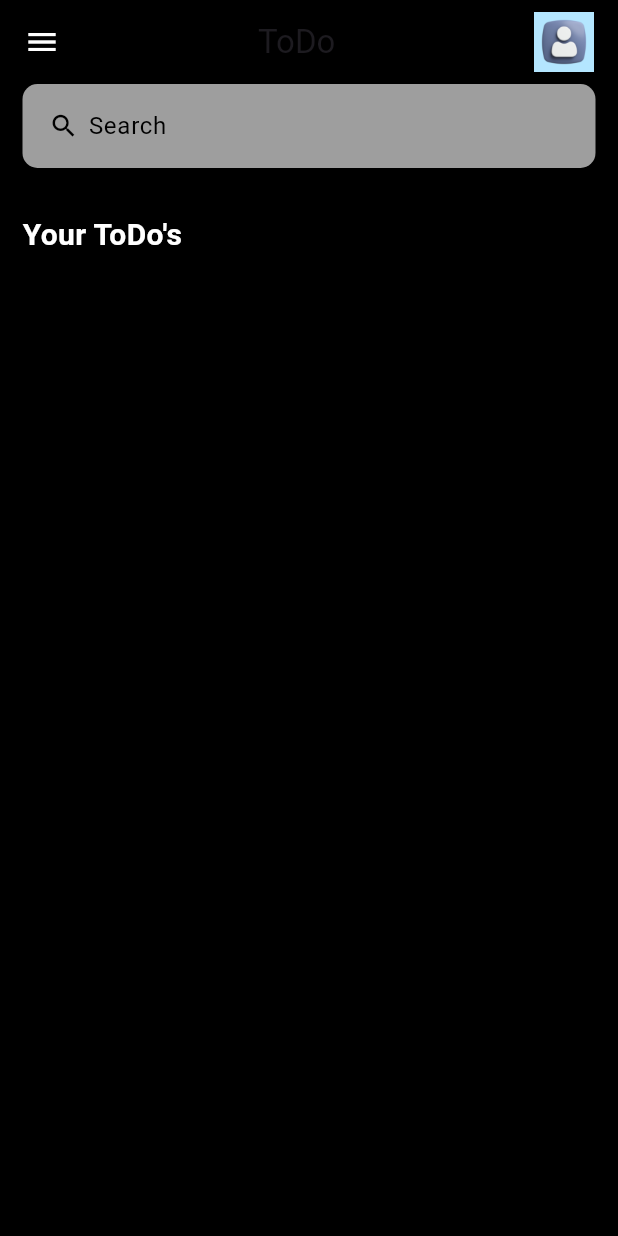
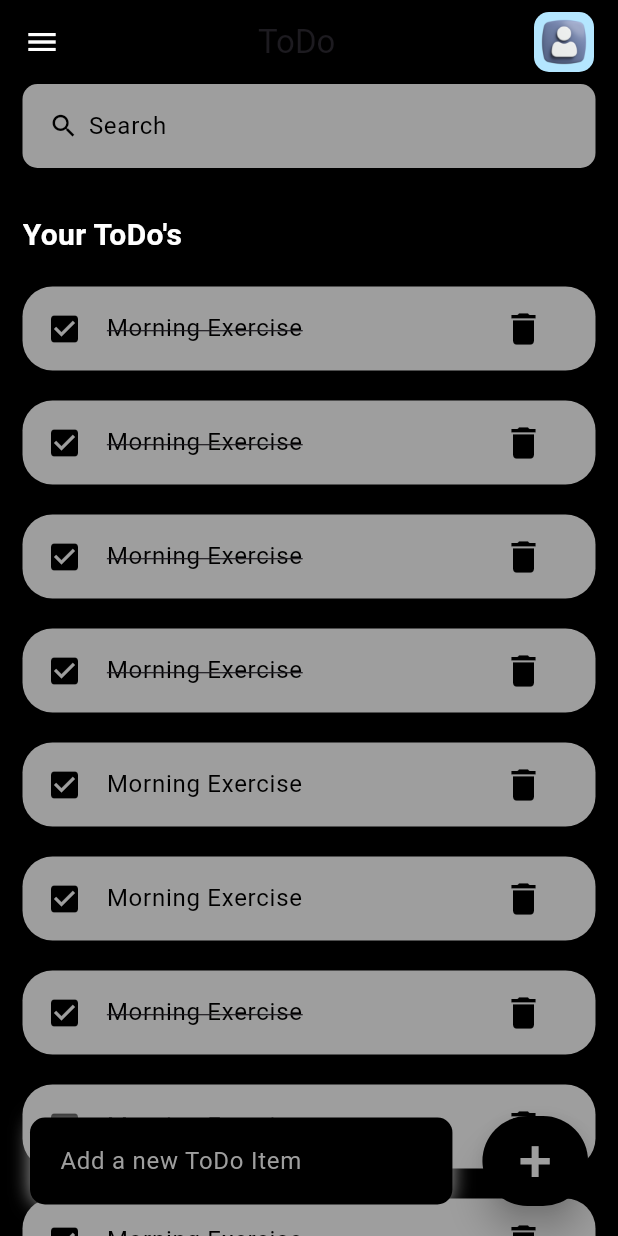
Before and after one commit to ramana1718/ToDo-App, a Flutter app: the screen it shows after launch, on a phone screen of 412 x 824 dp. Run offline on Flutter 3.47's test engine with Material 3 defaults, Android fonts, the phone set to English and light mode, and no system bars.

Commit message:
Ui done with constant inputs

```diff
--- a/lib/home.dart
+++ b/lib/home.dart
@@ -1,14 +1,20 @@
 import 'package:flutter/material.dart';
+import 'package:todo/todo.dart';
+import 'package:todo/todoitem.dart';
 
 class Home extends StatelessWidget {
-  const Home({super.key});
+  Home({Key? key}) : super(key: key);
+
+  final todosList = ToDo.todoList();
 
   @override
   Widget build(BuildContext context) {
     return Scaffold(
       backgroundColor: Colors.black,
       appBar: appbar(),
-      body: Container(
+      body: Stack(
+        children: [
+          Container(
             padding: EdgeInsets.symmetric(horizontal: 15),
             child: Column(
               children: [
@@ -18,18 +24,73 @@ class Home extends StatelessWidget {
                   children: [
                     Container(
                       margin: EdgeInsets.only(top: 30, bottom: 20),
-                  child: Text(
+                      child: const Text(
                         "Your ToDo's",
                         style: TextStyle(
                             color: Colors.white,
                             fontSize: 20,
                             fontWeight: FontWeight.bold),
                       ),
-                )
+                    ),
+                    for (ToDo todo in todosList) ToDoItem(todo: todo),
                   ],
                 ))
               ],
             ),
+          ),
+          Align(
+            alignment: Alignment.bottomCenter,
+            child: Row(
+              children: [
+                Expanded(
+                    child: Container(
+                  margin:
+                      const EdgeInsets.only(bottom: 20, right: 20, left: 20),
+                  padding: EdgeInsets.symmetric(
+                    horizontal: 20,
+                    vertical: 5,
+                  ),
+                  decoration: BoxDecoration(
+                      color: Colors.black,
+                      boxShadow: const [
+                        BoxShadow(
+                          color: Colors.grey,
+                          offset: Offset(0, 0),
+                          blurRadius: 10,
+                          spreadRadius: 0,
+                        )
+                      ],
+                      borderRadius: BorderRadius.circular(10)),
+                  child: TextField(
+                    decoration: InputDecoration(
+                      hintText: 'Add a new ToDo Item',
+                      hintStyle: TextStyle(color: Colors.grey),
+                      border: InputBorder.none,
+                    ),
+                  ),
+                )),
+                Container(
+                  margin: EdgeInsets.only(
+                    bottom: 20,
+                    right: 20,
+                  ),
+                  child: ElevatedButton(
+                    onPressed: () {},
+                    child: Text(
+                      '+',
+                      style: TextStyle(fontSize: 40, color: Colors.grey),
+                    ),
+                    style: ElevatedButton.styleFrom(
+                      primary: Colors.black,
+                      minimumSize: Size(60, 60),
+                      elevation: 10,
+                    ),
+                  ),
+                )
+              ],
+            ),
+          )
+        ],
       ),
     );
   }
@@ -41,7 +102,7 @@ AppBar appbar() {
     title: Row(
       mainAxisAlignment: MainAxisAlignment.spaceBetween,
       children: [
-        Icon(
+        const Icon(
           Icons.menu,
           color: Colors.white,
         ),
@@ -51,6 +112,7 @@ AppBar appbar() {
           height: 40,
           child: ClipRRect(
             child: Image.asset('assets/images/profile.jpg'),
+            borderRadius: BorderRadius.circular(10),
           ),
         )
       ],
--- /dev/null
+++ b/lib/todo.dart
@@ -0,0 +1,24 @@
+class ToDo {
+  String? id;
+  String? todoText;
+  bool isDone;
+
+  ToDo({
+    required this.id,
+    required this.todoText,
+    this.isDone = false,
+  });
+  static List<ToDo> todoList() {
+    return [
+      ToDo(id: '01', todoText: 'Morning Exercise', isDone: true),
+      ToDo(id: '02', todoText: 'Morning Exercise', isDone: true),
+      ToDo(id: '03', todoText: 'Morning Exercise', isDone: true),
+      ToDo(id: '04', todoText: 'Morning Exercise', isDone: true),
+      ToDo(id: '05', todoText: 'Morning Exercise'),
+      ToDo(id: '06', todoText: 'Morning Exercise'),
+      ToDo(id: '04', todoText: 'Morning Exercise', isDone: true),
+      ToDo(id: '04', todoText: 'Morning Exercise', isDone: true),
+      ToDo(id: '04', todoText: 'Morning Exercise', isDone: true),
+    ];
+  }
+}
--- /dev/null
+++ b/lib/todoitem.dart
@@ -0,0 +1,42 @@
+import 'package:flutter/material.dart';
+import 'package:todo/todo.dart';
+
+class ToDoItem extends StatelessWidget {
+  final ToDo todo;
+  const ToDoItem({Key? key, required this.todo}) : super(key: key);
+
+  @override
+  Widget build(BuildContext context) {
+    return Container(
+      margin: EdgeInsets.only(bottom: 20),
+      child: ListTile(
+        onTap: () {
+          print("Clicked on todo item");
+        },
+        shape: RoundedRectangleBorder(
+          borderRadius: BorderRadius.circular(20),
+        ),
+        tileColor: Colors.grey,
+        leading: Icon(
+          Icons.check_box,
+          color: Colors.black,
+        ),
+        title: Text(todo.todoText!,
+            style: TextStyle(
+                fontSize: 16,
+                color: Colors.black,
+                decoration: todo.isDone ? TextDecoration.lineThrough : null)),
+        trailing: Container(
+          child: IconButton(
+            onPressed: () {
+              print("Clicked on Delete");
+            },
+            icon: Icon(Icons.delete),
+            color: Colors.black,
+            iconSize: 28,
+          ),
+        ),
+      ),
+    );
+  }
+}
```
Lines whose indentation alone changed are shown as unchanged.
